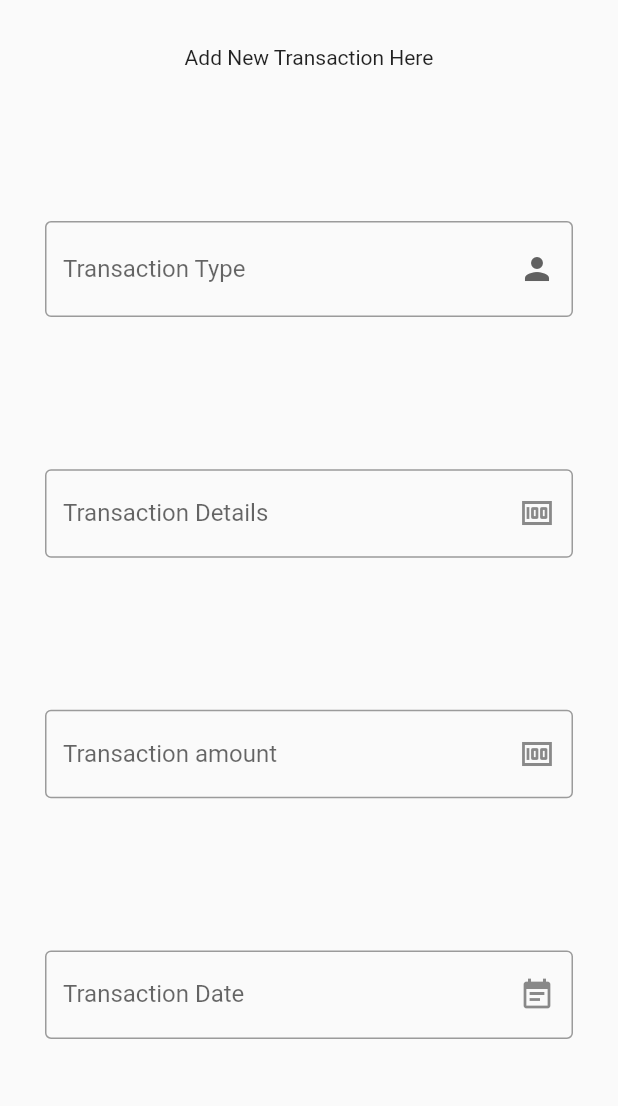
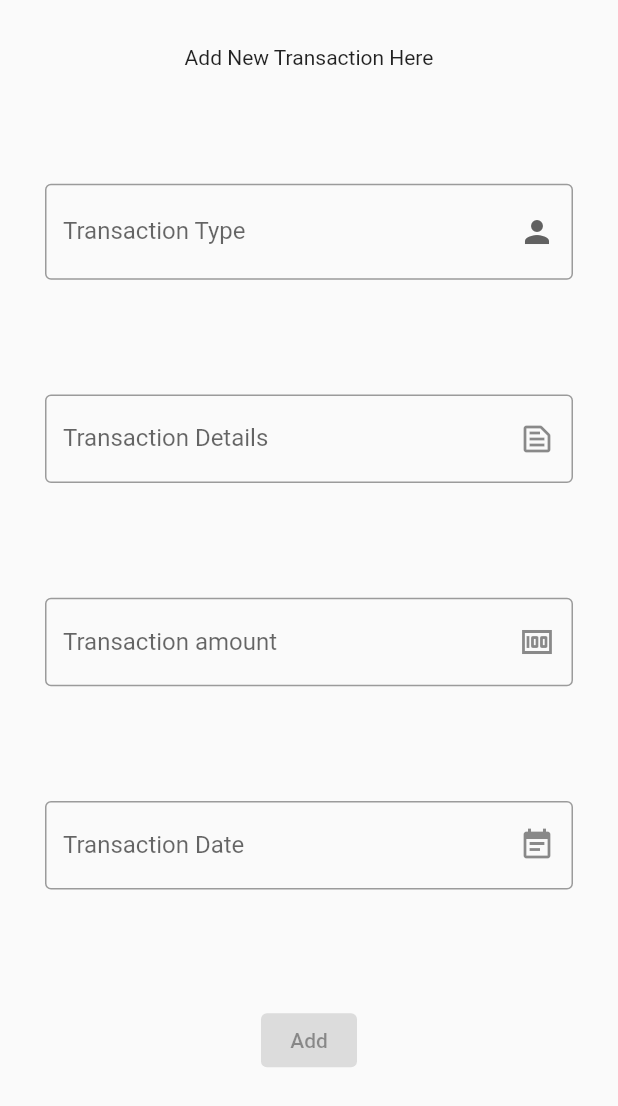
Before and after one commit to Drakunal/debit-credit-manager, a Flutter app: the Addition widget shown alone on an empty page, opened directly, on a phone screen of 412 x 824 dp. Shown: the top 1106 px of the screen. Run offline on Flutter 3.47's test engine with Material 2 defaults, Android fonts, the phone set to English and light mode, and no system bars; drawn by our look-alikes of date_field; our stand-ins replace curved_navigation_bar, firebase_auth, firebase_core, font_awesome_flutter, google_sign_in; accounts and stored records are empty.

Commit message:
addition form added with updated icons

```diff
--- a/lib/screens/addition_page.dart
+++ b/lib/screens/addition_page.dart
@@ -51,7 +51,7 @@ class _AdditionState extends State<Addition> {
                     hintStyle: TextStyle(color: Colors.black45),
                     errorStyle: TextStyle(color: Colors.redAccent),
                     border: OutlineInputBorder(),
-                    suffixIcon: Icon(Icons.money),
+                    suffixIcon: Icon(Icons.text_snippet_outlined),
                     labelText: 'Transaction Details',
                   ),
                   // initialValue: userData!.name,
@@ -109,6 +109,8 @@ class _AdditionState extends State<Addition> {
                   },
                 ),
                 Spacer(),
+                ElevatedButton(onPressed: null, child: Text("Add")),
+                Spacer(),
               ],
             ),
           ),
```
Also changed, not shown: 1 other file.
